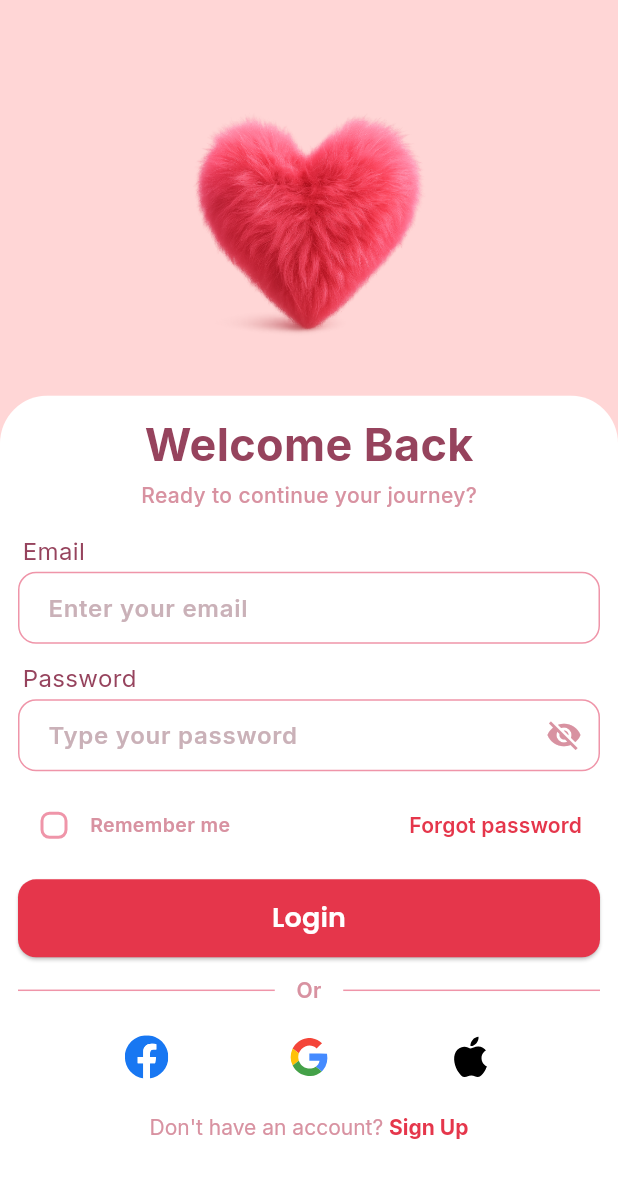
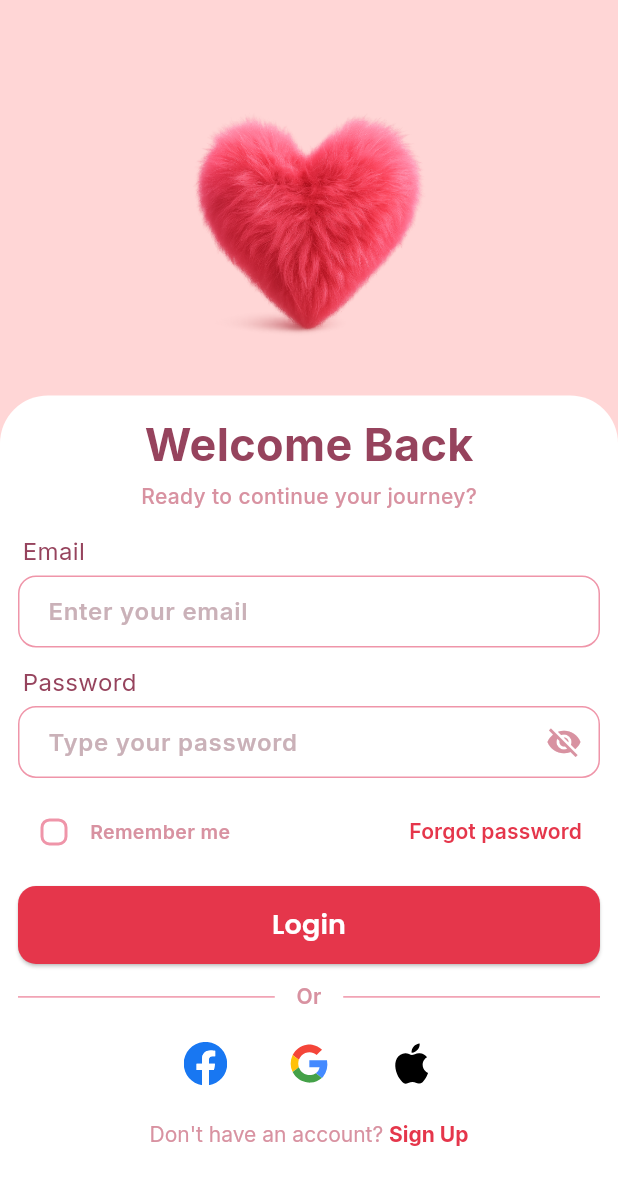
Before and after one commit to amarhumayunx/Love-Connect, a Flutter app: the screen it shows after launch, after a tap on "Get Started", on a phone screen of 412 x 824 dp. Shown: the top 1185 px of the screen. Run offline on Flutter 3.47's test engine with Material 3 defaults, Android fonts, the phone set to English and light mode, and no system bars; our stand-ins replace flutter_svg, get, google_fonts, loading_animation_widget; project files that could hold a hidden picture were left out.

Commit message:
fix the login screen and sign up screen

```diff
--- a/lib/screens/auth/login/view/login_view.dart
+++ b/lib/screens/auth/login/view/login_view.dart
@@ -32,73 +32,113 @@ class _LoginViewState extends State<LoginView> {
 
   @override
   Widget build(BuildContext context) {
-    final double titleSize = context.responsiveFont(30);
-    final double subtitleSize = context.responsiveFont(14);
-    final double spacingLarge = context.responsiveSpacing(13);
-    final double spacingMedium = context.responsiveSpacing(10);
-    final double spacingSmall = context.responsiveSpacing(12);
-    final double spacingTop = context.responsiveSpacing(40);
-    final double logoHeight = context.responsiveImage(200);
-
+    final _LoginLayoutMetrics metrics = _LoginLayoutMetrics.fromContext(context);
     return Scaffold(
       backgroundColor: AppColors.backgroundPink,
-      body: SafeArea(
-        child: Column(
+      body: Column(
         children: [
           Padding(
-              padding: EdgeInsets.only(top: spacingTop),
-              child: Image.asset(
+            padding: EdgeInsets.only(top: metrics.spacingTop),
+            child: _buildLogo(metrics),
+          ),
+          SizedBox(height: metrics.spacingLarge),
+          _buildFormCard(context, metrics),
+        ],
+      ),
+    );
+  }
+
+  Widget _buildLogo(_LoginLayoutMetrics metrics) {
+    return Image.asset(
       AppStrings.heart_logo_strings,
-                height: logoHeight,
+      height: metrics.logoHeight,
+    );
+  }
+
+  Widget _buildFormCard(BuildContext context, _LoginLayoutMetrics metrics) {
+    return Expanded(
+      child: Container(
+        padding: EdgeInsets.only(
+          top: metrics.spacingMedium,
+          right: metrics.spacingMedium,
+          left: metrics.spacingMedium,
         ),
-            ),
-            SizedBox(height: spacingLarge),
-            Expanded(
-              child: ClipRRect(
+        decoration: BoxDecoration(
+          color: Colors.white,
           borderRadius: const BorderRadius.only(
             topLeft: Radius.circular(32),
             topRight: Radius.circular(32),
           ),
-                child: Container(
-                  color: Colors.white,
+        ),
+        child: Padding(
+          padding: EdgeInsets.only(bottom: metrics.spacingScrollView),
           child: SingleChildScrollView(
-                    padding: EdgeInsets.only(
-                      top: spacingMedium,
-                      right: spacingMedium,
-                      left: spacingMedium,
-                      bottom: spacingMedium,
-                    ),
             child: Form(
               key: viewModel.formKey,
               child: Column(
                 crossAxisAlignment: CrossAxisAlignment.start,
+                mainAxisSize: MainAxisSize.min,
                 children: [
                   Center(
                     child: Column(
                       children: [
-                                Text(
+                        _buildTitle(metrics),
+                        SizedBox(height: context.responsiveSpacing(2)),
+                        _buildSubtitle(metrics),
+                      ],
+                    ),
+                  ),
+                  SizedBox(height: metrics.spacingLarge),
+                  _buildEmailField(context),
+                  SizedBox(height: metrics.spacingMedium),
+                  _buildPasswordField(context),
+                  SizedBox(height: metrics.spacingMedium),
+                  _buildRememberMeAndForgotPassword(context),
+                  SizedBox(height: metrics.spacingMedium),
+                  _buildLoginButton(context),
+                  SizedBox(height: metrics.spacingMedium),
+                  _buildOrDivider(context, metrics),
+                  SizedBox(height: metrics.spacingMedium),
+                  _buildSocialButtonsRow(),
+                  SizedBox(height: metrics.spacingLarge),
+                  _buildSignUpRedirect(),
+                ],
+              ),
+            ),
+          ),
+        ),
+      ),
+    );
+  }
+
+  Widget _buildTitle(_LoginLayoutMetrics metrics) {
+    return Text(
       viewModel.model.title,
       style: GoogleFonts.inter(
-                                    fontSize: titleSize,
+        fontSize: metrics.titleSize,
         fontWeight: FontWeight.w700,
         color: AppColors.textDarkPink,
       ),
-                                ),
-                                SizedBox(height: 2),
-                                Text(
+    );
+  }
+
+  Widget _buildSubtitle(_LoginLayoutMetrics metrics) {
+    return Text(
       viewModel.model.subtitle,
       style: GoogleFonts.inter(
-                                    fontSize: subtitleSize,
+        fontSize: metrics.subtitleSize,
         color: AppColors.textLightPink,
         fontWeight: FontWeight.w500,
       ),
-                                ),
-                              ],
-                            ),
-                          ),
-                          SizedBox(height: spacingLarge),
+    );
+  }
+
+  Widget _buildEmailField(BuildContext context) {
+    return Column(
+      crossAxisAlignment: CrossAxisAlignment.start,
+      children: [
         Padding(
-                            padding: const EdgeInsets.only(bottom: 2, left: 3),
+          padding: const EdgeInsets.only(bottom: 4, left: 3),
           child: Text(
             'Email',
             style: GoogleFonts.inter(
@@ -123,9 +163,17 @@ class _LoginViewState extends State<LoginView> {
             return null;
           },
         ),
-                          SizedBox(height: spacingMedium),
+      ],
+    );
+  }
+
+  Widget _buildPasswordField(BuildContext context) {
+    return Obx(
+          () => Column(
+        crossAxisAlignment: CrossAxisAlignment.start,
+        children: [
           Padding(
-                            padding: const EdgeInsets.only(bottom: 2, left: 3),
+            padding: const EdgeInsets.only(bottom: 4, left: 3),
             child: Text(
               'Password',
               style: GoogleFonts.inter(
@@ -135,8 +183,7 @@ class _LoginViewState extends State<LoginView> {
               ),
             ),
           ),
-                          Obx(
-                                () => _buildTextField(
+          _buildTextField(
             context: context,
             controller: viewModel.passwordController,
             hint: viewModel.model.passwordHint,
@@ -157,9 +204,13 @@ class _LoginViewState extends State<LoginView> {
               return null;
             },
           ),
+        ],
       ),
-                          SizedBox(height: spacingMedium),
-                          Row(
+    );
+  }
+
+  Widget _buildRememberMeAndForgotPassword(BuildContext context) {
+    return Row(
       children: [
         Obx(
               () => Checkbox(
@@ -197,9 +248,11 @@ class _LoginViewState extends State<LoginView> {
           ),
         ),
       ],
-                          ),
-                          SizedBox(height: spacingMedium),
-                          SizedBox(
+    );
+  }
+
+  Widget _buildLoginButton(BuildContext context) {
+    return SizedBox(
       width: double.infinity,
       height: context.responsiveButtonHeight(),
       child: ElevatedButton(
@@ -219,9 +272,11 @@ class _LoginViewState extends State<LoginView> {
           ),
         ),
       ),
-                          ),
-                          SizedBox(height: spacingMedium),
-                          Row(
+    );
+  }
+
+  Widget _buildOrDivider(BuildContext context, _LoginLayoutMetrics metrics) {
+    return Row(
       children: [
         Expanded(
           child: Divider(
@@ -230,7 +285,7 @@ class _LoginViewState extends State<LoginView> {
         ),
         Padding(
           padding: EdgeInsets.symmetric(
-                                  horizontal: spacingSmall,
+            horizontal: metrics.spacingSmall,
           ),
           child: Text(
             AuthStrings.orText,
@@ -247,27 +302,33 @@ class _LoginViewState extends State<LoginView> {
           ),
         ),
       ],
-                          ),
-                          SizedBox(height: spacingMedium),
-                          Row(
-                            mainAxisAlignment: MainAxisAlignment.spaceEvenly,
+    );
+  }
+
+  Widget _buildSocialButtonsRow() {
+    return Row(
+      mainAxisAlignment: .center,
       children: viewModel.model.socialButtons
           .map(
-                                  (social) => _SocialButton(
+            (social) => Padding(
+              padding: const EdgeInsets.symmetric(horizontal: 12.0),
+              child: _SocialButton(
                         assetPath: social.assetPath,
                         tooltip: social.tooltip,
-                                onTap: () => viewModel.onSocialTap(
-                                  social.tooltip,
+                        onTap: () => viewModel.onSocialTap(social.tooltip),
                       ),
             ),
       )
           .toList(),
-                          ),
-                          SizedBox(height: spacingLarge),
-                          Center(
+    );
+  }
+
+  Widget _buildSignUpRedirect() {
+    return Center(
       child: GestureDetector(
         onTap: viewModel.onSignUpTap,
         child: RichText(
+          textAlign: TextAlign.center,
           text: TextSpan(
             text: AuthStrings.dontHaveAccount,
             style: GoogleFonts.inter(
@@ -283,17 +344,6 @@ class _LoginViewState extends State<LoginView> {
               ),
             ],
           ),
-                              ),
-                            ),
-                          ),
-                        ],
-                      ),
-                    ),
-                  ),
-                ),
-              ),
-            ),
-          ],
         ),
       ),
     );
@@ -384,3 +434,38 @@ class _SocialButton extends StatelessWidget {
     );
   }
 }
+
+class _LoginLayoutMetrics {
+  final double titleSize;
+  final double subtitleSize;
+  final double spacingLarge;
+  final double spacingMedium;
+  final double spacingSmall;
+  final double logoHeight;
+  final double spacingTop;
+  final double spacingScrollView;
+
+  const _LoginLayoutMetrics({
+    required this.titleSize,
+    required this.subtitleSize,
+    required this.spacingLarge,
+    required this.spacingMedium,
+    required this.spacingSmall,
+    required this.logoHeight,
+    required this.spacingTop,
+    required this.spacingScrollView,
+  });
+
+  factory _LoginLayoutMetrics.fromContext(BuildContext context) {
+    return _LoginLayoutMetrics(
+      titleSize: context.responsiveFont(30),
+      subtitleSize: context.responsiveFont(14),
+      spacingLarge: context.responsiveSpacing(13),
+      spacingMedium: context.responsiveSpacing(10),
+      spacingSmall: context.responsiveSpacing(12),
+      spacingTop: context.responsiveSpacing(40),
+      logoHeight: context.responsiveImage(200),
+      spacingScrollView: context.responsiveSpacing(20),
+    );
+  }
+}
--- a/lib/screens/auth/sign_up/view/sign_up_view.dart
+++ b/lib/screens/auth/sign_up/view/sign_up_view.dart
@@ -344,13 +344,16 @@ class _SignUpViewState extends State<SignUpView> {
 
   Widget _buildSocialButtonsRow() {
     return Row(
-      mainAxisAlignment: MainAxisAlignment.spaceEvenly,
+      mainAxisAlignment: .center,
       children: viewModel.model.socialButtons
           .map(
-            (social) => _SocialButton(
-              assetPath: social.assetPath,
-              tooltip: social.tooltip,
-              onTap: () => viewModel.onSocialTap(social.tooltip),
+            (social) => Padding(
+              padding: const EdgeInsets.symmetric(horizontal: 12.0),
+              child: _SocialButton(
+                assetPath: social.assetPath,
+                tooltip: social.tooltip,
+                onTap: () => viewModel.onSocialTap(social.tooltip),
+              ),
             ),
           )
           .toList(),
@@ -498,7 +501,7 @@ class _SignUpLayoutMetrics {
       spacingLarge: context.responsiveSpacing(10),
       spacingMedium: context.responsiveSpacing(10),
       spacingscrollview: context.responsiveSpacing(20),
-      spacingTop: context.responsiveSpacing(70),
+      spacingTop: context.responsiveSpacing(40),
       logoHeight: context.responsiveImage(200),
     );
   }
```
Also changed, not shown: 6 other files. Lines whose indentation alone changed are shown as unchanged.
